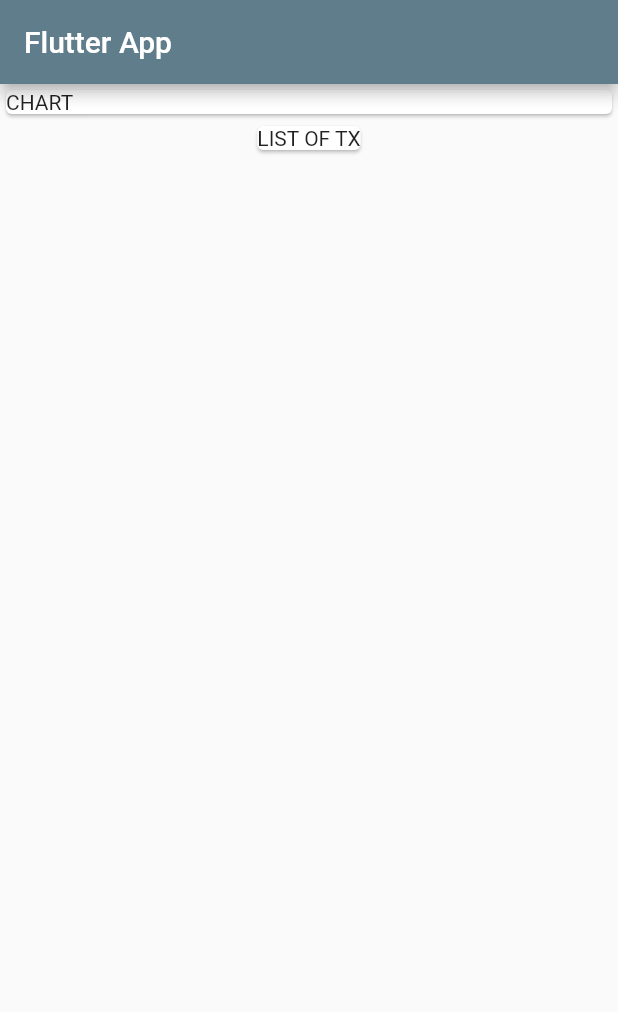
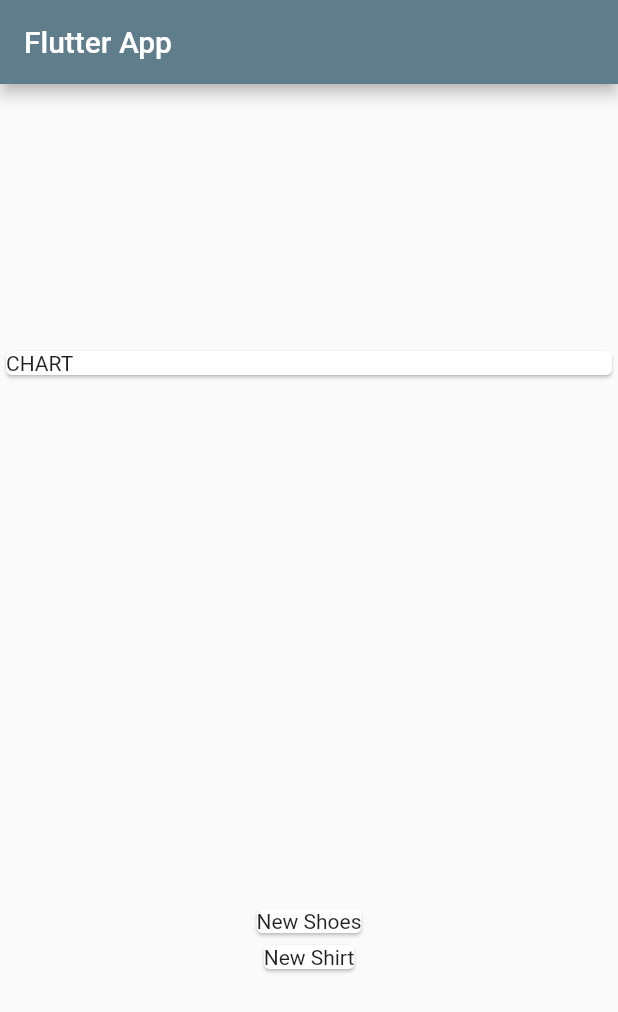
Before and after one commit to YuckiestPenguin/flutter_expense_report, a Flutter app: the screen it shows after launch, on a phone screen of 412 x 824 dp. Shown: the top 1012 px of the screen. Run offline on Flutter 3.47's test engine with Material 2 defaults, Android fonts, the phone set to English and light mode, and no system bars.

Commit message:
iterating over transactions

```diff
--- a/lib/main.dart
+++ b/lib/main.dart
@@ -39,6 +39,8 @@ class MyHomePage extends StatelessWidget {
           title: Text('Flutter App'),
         ),
         body: Column(
+          mainAxisAlignment: MainAxisAlignment.spaceAround,
+          crossAxisAlignment: CrossAxisAlignment.stretch,
           children: <Widget>[
             Container(
               child: Card(
@@ -46,9 +48,12 @@ class MyHomePage extends StatelessWidget {
               ),
               width: double.infinity,
             ),
-            Card(
-              child: Text('LIST OF TX'),
-            ),
+            Column(
+                children: transactions.map((transaction) {
+              return Card(
+                child: Text(transaction.title),
+              );
+            }).toList()),
           ],
         ));
   }
```
